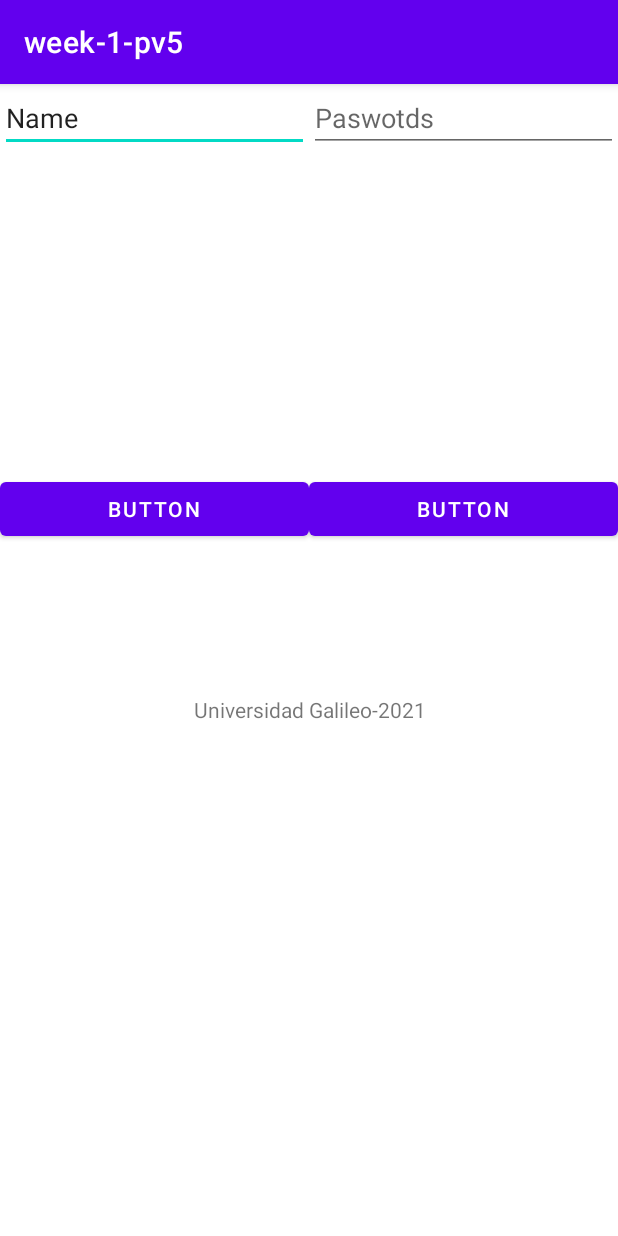
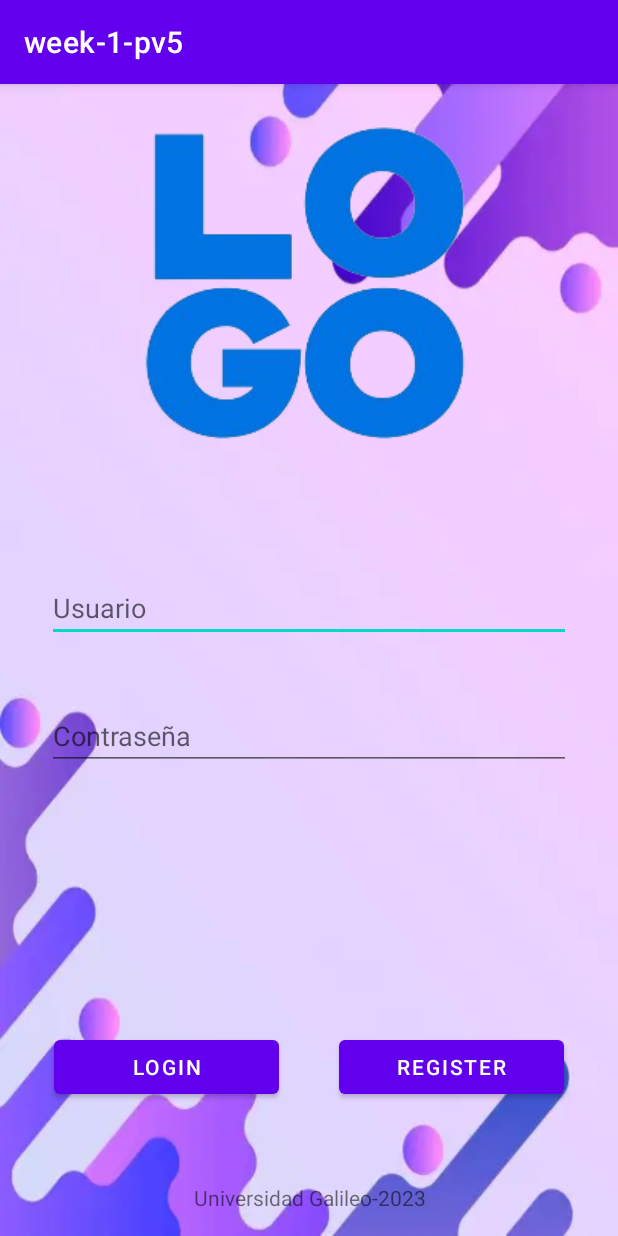
Before and after one commit to Rsierra-X/Kotlin, an Android app: the screen it shows after launch (MainActivity), on a phone screen of 412 x 824 dp. Run offline under Robolectric (Android 15) with nearby library versions, the phone set to English and light mode, and no system bars.

Commit message:
setting UI first page

```diff
--- a/week-1-pv5/app/build.gradle
+++ b/week-1-pv5/app/build.gradle
@@ -5,11 +5,12 @@ plugins {
 
 android {
     namespace 'com.example.week_1_pv5'
-    compileSdk 33
+    compileSdk 34
 
     defaultConfig {
         applicationId "com.example.week_1_pv5"
         minSdk 24
+        //noinspection OldTargetApi
         targetSdk 33
         versionCode 1
         versionName "1.0"
--- a/week-1-pv5/app/src/main/res/layout/activity_main.xml
+++ b/week-1-pv5/app/src/main/res/layout/activity_main.xml
@@ -4,57 +4,79 @@
         xmlns:tools="http://schemas.android.com/tools"
         android:layout_width="match_parent"
         android:layout_height="match_parent"
+        android:padding="16dp"
+        android:background="@drawable/back_app"
         tools:context=".MainActivity">
     <LinearLayout
             android:orientation="vertical"
             android:layout_width="match_parent"
-            android:layout_height="match_parent" tools:layout_editor_absoluteY="1dp" tools:layout_editor_absoluteX="1dp"
+            android:layout_height="match_parent"
             tools:ignore="MissingConstraints">
+        <FrameLayout android:layout_width="match_parent"
+                     android:layout_height="0dp"
+                     android:gravity="center"
+                     android:layout_weight="5">
+            <ImageView
+                    android:layout_width="match_parent"
+                    android:layout_height="wrap_content"
+                    android:id="@+id/imageView"
+                    android:src="@drawable/logo_app"
+                    android:contentDescription="@string/galileoImage"/>
+        </FrameLayout>
 
-        <ImageView
+        <LinearLayout
+                android:orientation="vertical"
                 android:layout_width="match_parent"
-                android:layout_height="wrap_content" tools:srcCompat="@tools:sample/avatars"
-                android:id="@+id/imageView"/>
-        <LinearLayout
-                android:orientation="horizontal"
-                android:layout_width="match_parent"
-                android:layout_height="259dp">
+                android:layout_height="0dp"
+                android:layout_weight="6"
+                android:padding="15dp" android:gravity="">
             <EditText
-                    android:layout_width="wrap_content"
+                    android:layout_width="match_parent"
                     android:layout_height="wrap_content"
                     android:inputType="textPersonName"
-                    android:text="Name"
                     android:ems="10"
-                    android:id="@+id/editTextTextPersonName" android:layout_weight="1"/>
+                    android:id="@+id/editTextTextPersonName"
+                    android:autofillHints=""
+                    android:layout_marginBottom="40dp"
+                    android:layout_marginTop="40dp"
+                    android:hint="@string/user"
+                    tools:ignore="LabelFor"/>
             <EditText
-                    android:layout_width="wrap_content"
+                    android:layout_width="match_parent"
                     android:layout_height="wrap_content"
                     android:inputType="textPassword"
                     android:ems="10"
-                    android:id="@+id/editTextTextPassword" android:layout_weight="1" android:hint="Paswotds"/>
+                    android:id="@+id/editTextTextPassword"
+                    android:hint="@string/password" android:autofillHints=""/>
         </LinearLayout>
         <LinearLayout
                 android:orientation="horizontal"
                 android:layout_width="match_parent"
-                android:layout_height="148dp">
+                android:layout_height="0dp"
+                android:layout_weight="3"
+                android:gravity="center">
             <Button
-                    android:text="Button"
-                    android:layout_width="wrap_content"
-                    android:layout_height="wrap_content" android:id="@+id/button" android:layout_weight="1"/>
+                    android:text="@string/login"
+                    android:layout_width="0dp"
+                    android:layout_height="wrap_content"
+                    android:layout_weight="1"
+                    android:layout_margin="20dp"
+                    android:id="@+id/button"
+                    tools:ignore="NestedWeights"/>
             <Button
-                    android:text="Button"
-                    android:layout_width="wrap_content"
-                    android:layout_height="wrap_content" android:id="@+id/button2" android:layout_weight="1"/>
+                    android:text="@string/register"
+                    android:layout_width="0dp"
+                    android:layout_height="wrap_content"
+                    android:layout_weight="1"
+                    android:layout_margin="20dp"
+                    android:id="@+id/button2" />
         </LinearLayout>
-        <LinearLayout
-                android:orientation="horizontal"
+        <TextView
                 android:layout_width="match_parent"
-                android:layout_height="match_parent">
-            <TextView
-                    android:layout_width="0dp"
-                    android:layout_height="wrap_content" android:id="@+id/textView" android:layout_weight="1"
-                    android:text="@string/university" android:textAlignment="center"/>
-        </LinearLayout>
+                android:layout_height="wrap_content"
+                android:id="@+id/textView"
+                android:text="@string/university"
+                android:textAlignment="center"/>
     </LinearLayout>
 
 </androidx.constraintlayout.widget.ConstraintLayout>
--- a/week-1-pv5/app/src/main/res/values-night/strings.xml
+++ b/week-1-pv5/app/src/main/res/values-night/strings.xml
@@ -1,4 +1,5 @@
 <?xml version="1.0" encoding="utf-8"?>
 <resources>
     <string name="universidad_galileo_2021">university</string>
+    <string name="galileoImage">GalileoLogo</string>
 </resources>
--- a/week-1-pv5/app/src/main/res/values/strings.xml
+++ b/week-1-pv5/app/src/main/res/values/strings.xml
@@ -1,4 +1,9 @@
 <resources>
     <string name="app_name">week-1-pv5</string>
-    <string name="university">Universidad Galileo-2021</string>
+    <string name="university">Universidad Galileo-2023</string>
+    <string name="galileoImage">GalileoLogo</string>
+    <string name="password">Contraseña</string>
+    <string name="user">Usuario</string>
+    <string name="login">Login</string>
+    <string name="register">Register</string>
 </resources>
--- a/week-1-pv5/build.gradle
+++ b/week-1-pv5/build.gradle
@@ -1,6 +1,6 @@
 // Top-level build file where you can add configuration options common to all sub-projects/modules.
 plugins {
-    id 'com.android.application' version '7.4.1' apply false
-    id 'com.android.library' version '7.4.1' apply false
+    id 'com.android.application' version '8.2.0' apply false
+    id 'com.android.library' version '8.2.0' apply false
     id 'org.jetbrains.kotlin.android' version '1.9.22' apply false
 }
--- a/week-1-pv5/gradle.properties
+++ b/week-1-pv5/gradle.properties
@@ -21,3 +21,5 @@ kotlin.code.style=official
 # resources declared in the library itself and none from the library's dependencies,
 # thereby reducing the size of the R class for that library
 android.nonTransitiveRClass=true
+android.defaults.buildfeatures.buildconfig=true
+android.nonFinalResIds=false
```
Also changed, not shown: week-1-pv5/app/src/main/res/drawable/back_app.webp (added), week-1-pv5/app/src/main/res/drawable/logo_app.png (added), week-1-pv5/gradle/wrapper/gradle-wrapper.properties.
